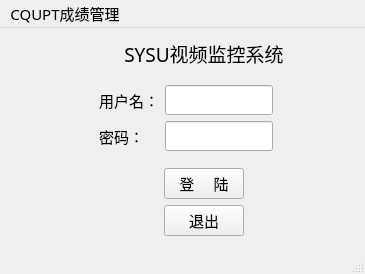
The window that mainwindow.ui (zhongwq/EmFinalProject) describes before a commit, drawn with Qt 5.
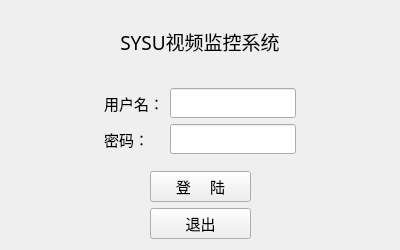
The same window after the commit.

What changed in the file:
```diff
--- a/mainwindow.ui
+++ b/mainwindow.ui
@@ -6,8 +6,8 @@
    <rect>
     <x>0</x>
     <y>0</y>
-    <width>365</width>
-    <height>269</height>
+    <width>400</width>
+    <height>250</height>
    </rect>
   </property>
   <property name="font">
@@ -21,6 +21,45 @@
   </property>
   <widget class="QWidget" name="centralWidget">
    <layout class="QGridLayout" name="gridLayout_3">
+    <item row="2" column="0" colspan="2">
+     <spacer name="horizontalSpacer_3">
+      <property name="orientation">
+       <enum>Qt::Horizontal</enum>
+      </property>
+      <property name="sizeHint" stdset="0">
+       <size>
+        <width>70</width>
+        <height>20</height>
+       </size>
+      </property>
+     </spacer>
+    </item>
+    <item row="0" column="0">
+     <spacer name="horizontalSpacer_9">
+      <property name="orientation">
+       <enum>Qt::Horizontal</enum>
+      </property>
+      <property name="sizeHint" stdset="0">
+       <size>
+        <width>80</width>
+        <height>20</height>
+       </size>
+      </property>
+     </spacer>
+    </item>
+    <item row="3" column="0" colspan="2">
+     <spacer name="horizontalSpacer_11">
+      <property name="orientation">
+       <enum>Qt::Horizontal</enum>
+      </property>
+      <property name="sizeHint" stdset="0">
+       <size>
+        <width>70</width>
+        <height>20</height>
+       </size>
+      </property>
+     </spacer>
+    </item>
     <item row="1" column="5">
      <spacer name="horizontalSpacer_6">
       <property name="orientation">
@@ -28,7 +67,7 @@
       </property>
       <property name="sizeHint" stdset="0">
        <size>
-        <width>58</width>
+        <width>50</width>
         <height>20</height>
        </size>
       </property>
@@ -41,20 +80,7 @@
       </property>
       <property name="sizeHint" stdset="0">
        <size>
-        <width>83</width>
-        <height>20</height>
-       </size>
-      </property>
-     </spacer>
-    </item>
-    <item row="2" column="0" colspan="3">
-     <spacer name="horizontalSpacer_3">
-      <property name="orientation">
-       <enum>Qt::Horizontal</enum>
-      </property>
-      <property name="sizeHint" stdset="0">
-       <size>
-        <width>96</width>
+        <width>70</width>
         <height>20</height>
        </size>
       </property>
@@ -67,39 +93,12 @@
       </property>
       <property name="sizeHint" stdset="0">
        <size>
-        <width>83</width>
+        <width>70</width>
         <height>20</height>
        </size>
       </property>
      </spacer>
     </item>
-    <item row="2" column="3">
-     <widget class="QPushButton" name="LoginButton">
-      <property name="text">
-       <string>登     陆</string>
-      </property>
-     </widget>
-    </item>
-    <item row="3" column="0" colspan="3">
-     <spacer name="horizontalSpacer_11">
-      <property name="orientation">
-       <enum>Qt::Horizontal</enum>
-      </property>
-      <property name="sizeHint" stdset="0">
-       <size>
-        <width>96</width>
-        <height>20</height>
-       </size>
-      </property>
-     </spacer>
-    </item>
-    <item row="3" column="3">
-     <widget class="QPushButton" name="ExitButton">
-      <property name="text">
-       <string>退出</string>
-      </property>
-     </widget>
-    </item>
     <item row="1" column="0">
      <spacer name="horizontalSpacer_5">
       <property name="orientation">
@@ -107,28 +106,12 @@
       </property>
       <property name="sizeHint" stdset="0">
        <size>
-        <width>51</width>
+        <width>50</width>
         <height>20</height>
        </size>
       </property>
      </spacer>
     </item>
-    <item row="0" column="2" colspan="3">
-     <widget class="QLabel" name="labeltitle">
-      <property name="font">
-       <font>
-        <family>黑体</family>
-        <pointsize>14</pointsize>
-       </font>
-      </property>
-      <property name="text">
-       <string>SYSU视频监控系统</string>
-      </property>
-      <property name="alignment">
-       <set>Qt::AlignCenter</set>
-      </property>
-     </widget>
-    </item>
     <item row="0" column="5">
      <spacer name="horizontalSpacer_10">
       <property name="orientation">
@@ -136,20 +119,7 @@
       </property>
       <property name="sizeHint" stdset="0">
        <size>
-        <width>58</width>
-        <height>20</height>
-       </size>
-      </property>
-     </spacer>
-    </item>
-    <item row="0" column="0" colspan="2">
-     <spacer name="horizontalSpacer_9">
-      <property name="orientation">
-       <enum>Qt::Horizontal</enum>
-      </property>
-      <property name="sizeHint" stdset="0">
-       <size>
-        <width>71</width>
+        <width>80</width>
         <height>20</height>
        </size>
       </property>
@@ -181,6 +151,36 @@
       </layout>
      </widget>
     </item>
+    <item row="0" column="1" colspan="4">
+     <widget class="QLabel" name="labeltitle">
+      <property name="font">
+       <font>
+        <family>黑体</family>
+        <pointsize>14</pointsize>
+       </font>
+      </property>
+      <property name="text">
+       <string>SYSU视频监控系统</string>
+      </property>
+      <property name="alignment">
+       <set>Qt::AlignCenter</set>
+      </property>
+     </widget>
+    </item>
+    <item row="3" column="2" colspan="2">
+     <widget class="QPushButton" name="ExitButton">
+      <property name="text">
+       <string>退出</string>
+      </property>
+     </widget>
+    </item>
+    <item row="2" column="2" colspan="2">
+     <widget class="QPushButton" name="LoginButton">
+      <property name="text">
+       <string>登     陆</string>
+      </property>
+     </widget>
+    </item>
    </layout>
   </widget>
   <widget class="QMenuBar" name="menuBar">
@@ -188,18 +188,11 @@
     <rect>
      <x>0</x>
      <y>0</y>
-     <width>365</width>
-     <height>22</height>
+     <width>400</width>
+     <height>26</height>
     </rect>
    </property>
-   <widget class="QMenu" name="menuContent">
-    <property name="title">
-     <string>CQUPT成绩管理</string>
-    </property>
-   </widget>
-   <addaction name="menuContent"/>
   </widget>
-  <widget class="QStatusBar" name="statusBar"/>
  </widget>
  <layoutdefault spacing="6" margin="11"/>
  <resources/>
```
